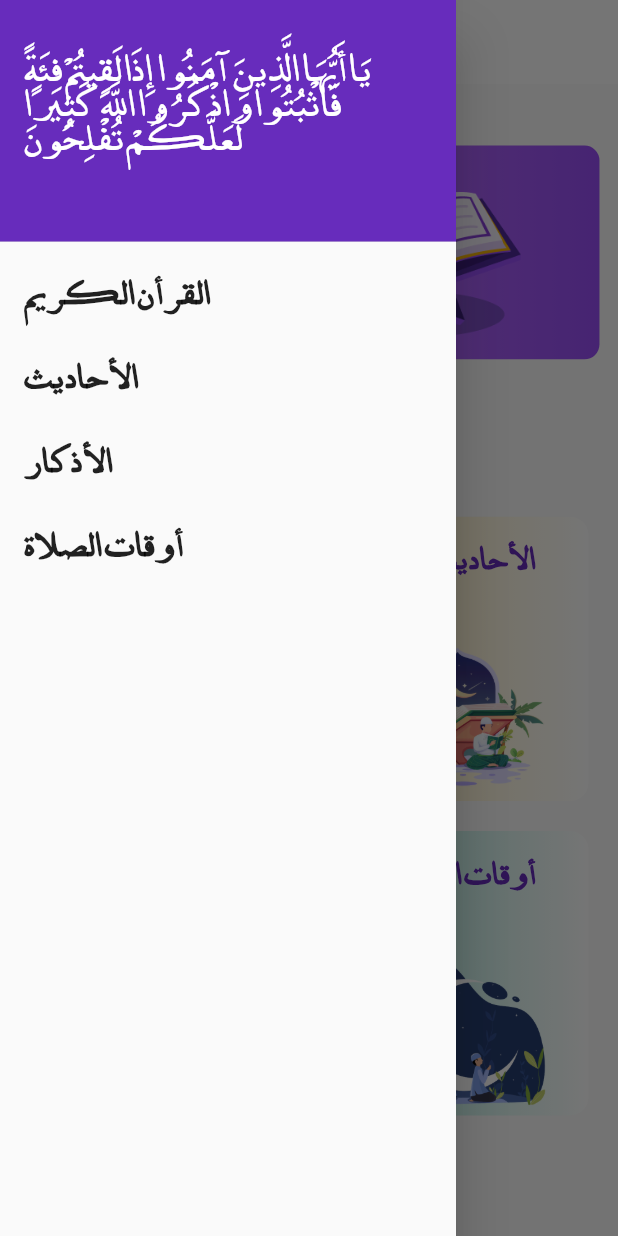
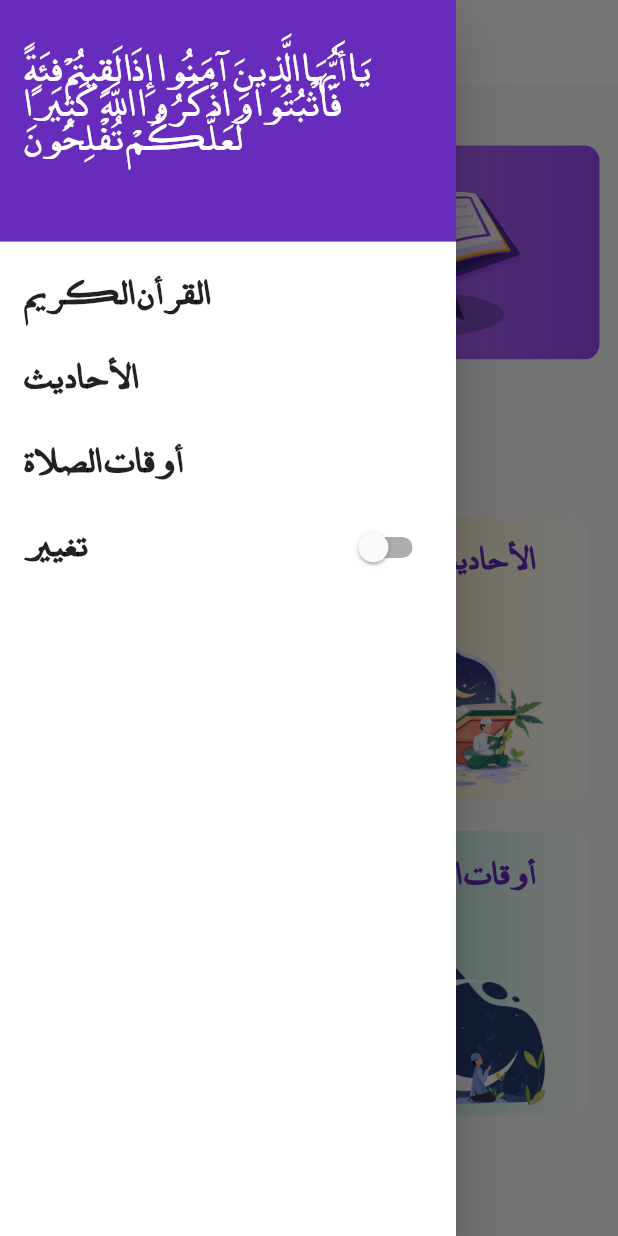
Before and after one commit to 18112001688/QuranApp, a Flutter app: the screen it shows after launch, with the side drawer open, on a phone screen of 412 x 824 dp. Run offline on Flutter 3.47's test engine with Material 2 defaults, Android fonts, the light colour scheme and no system bars; our stand-ins replace dartz, dio, flutter_bloc, get_it, go_router, shared_preferences; missing offline and left inert: quran; Roboto replaces fonts that are missing (poppins).

Commit message:
a Them mode created betwwen light and dark mode

```diff
--- /dev/null
+++ b/lib/Features/home/presentation/manager/Them/them_cubit.dart
@@ -0,0 +1,14 @@
+import 'package:flutter/material.dart';
+import 'package:flutter_bloc/flutter_bloc.dart';
+
+part 'them_state.dart';
+
+enum ThemeState { light, dark }
+
+class ThemeCubit extends Cubit<ThemeState> {
+  ThemeCubit() : super(ThemeState.light);
+
+  void toggleTheme() {
+    emit(state == ThemeState.light ? ThemeState.dark : ThemeState.light);
+  }
+}
--- /dev/null
+++ b/lib/Features/home/presentation/manager/Them/them_state.dart
@@ -0,0 +1,6 @@
+part of 'them_cubit.dart';
+
+@immutable
+class ThemState {}
+
+class ThemInitial extends ThemState {}
--- a/lib/Features/home/presentation/views/home_view.dart
+++ b/lib/Features/home/presentation/views/home_view.dart
@@ -13,23 +13,30 @@ class HomeView extends StatelessWidget {
   @override
   Widget build(BuildContext context) {
     return Scaffold(
+      backgroundColor: Theme.of(context).scaffoldBackgroundColor,
       key: _scaffoldKey,
       appBar: AppBar(
-        backgroundColor: Colors.white,
+        backgroundColor: Theme.of(context).brightness == Brightness.light
+            ? Colors.white
+            : const Color(0xff180B37),
         elevation: 0,
-        title: const Text(
+        title: Text(
           'My Quran',
           style: TextStyle(
-            color: primaryColor,
+            color: Theme.of(context).brightness == Brightness.light
+                ? primaryColor // Color for light mode
+                : Colors.white,
             fontSize: 30,
             fontWeight: FontWeight.w600,
             fontFamily: 'poppins',
           ),
         ),
         leading: IconButton(
-          icon: const Icon(
+          icon: Icon(
             Icons.menu,
-            color: primaryColor,
+            color: Theme.of(context).brightness == Brightness.light
+                ? primaryColor
+                : Colors.white,
           ),
           onPressed: () {
             _scaffoldKey.currentState?.openDrawer();
@@ -52,14 +59,16 @@ class HomeView extends StatelessWidget {
                   ],
                 ),
                 const CustomLastReadItem(),
-                const Padding(
-                  padding: EdgeInsets.only(top: 30, right: 10),
+                Padding(
+                  padding: const EdgeInsets.only(top: 30, right: 10),
                   child: Align(
                     alignment: Alignment.centerLeft,
                     child: Text(
                       'Popular',
                       style: TextStyle(
-                        color: primaryColor,
+                        color: Theme.of(context).brightness == Brightness.light
+                            ? primaryColor
+                            : Colors.white,
                         fontSize: 30,
                         fontFamily: 'poppins',
                       ),
--- a/lib/Features/home/widget/custom_drawer_menu.dart
+++ b/lib/Features/home/widget/custom_drawer_menu.dart
@@ -1,5 +1,7 @@
+import 'package:Qurane_app/Features/home/presentation/manager/Them/them_cubit.dart';
 import 'package:Qurane_app/core/constant/constent.dart';
 import 'package:flutter/material.dart';
+import 'package:flutter_bloc/flutter_bloc.dart';
 import 'package:go_router/go_router.dart';
 
 class CustomDrwer extends StatelessWidget {
@@ -8,14 +10,19 @@ class CustomDrwer extends StatelessWidget {
   @override
   Widget build(BuildContext context) {
     return Drawer(
+      backgroundColor: Theme.of(context).brightness == Brightness.light
+          ? Colors.white
+          : const Color(0xff180B37),
       child: ListView(
         padding: EdgeInsets.zero,
         children: [
-          const DrawerHeader(
+          DrawerHeader(
             decoration: BoxDecoration(
-              color: primaryColor,
+              color: Theme.of(context).brightness == Brightness.light
+                  ? primaryColor
+                  : const Color(0xff180B37),
             ),
-            child: Padding(
+            child: const Padding(
               padding: EdgeInsets.only(top: 20),
               child: Text(
                 "يَا أَيُّهَا الَّذِينَ آمَنُوا إِذَا لَقِيتُمْ فِئَةً فَاثْبُتُوا وَاذْكُرُوا اللَّهَ كَثِيرًا لَعَلَّكُمْ تُفْلِحُونَ",
@@ -55,19 +62,6 @@ class CustomDrwer extends StatelessWidget {
           ),
           ListTile(
             title: const Text(
-              'الأذكار',
-              style: TextStyle(
-                fontFamily: 'me_quran',
-                fontWeight: FontWeight.bold,
-                fontSize: 22,
-              ),
-            ),
-            onTap: () {
-              GoRouter.of(context).push('/AzkarView');
-            },
-          ),
-          ListTile(
-            title: const Text(
               'أوقات الصلاة',
               style: TextStyle(
                 fontFamily: 'me_quran',
@@ -79,6 +73,20 @@ class CustomDrwer extends StatelessWidget {
               GoRouter.of(context).push('/PrayTimeView');
             },
           ),
+          SwitchListTile(
+            title: const Text(
+              'تغيير',
+              style: TextStyle(
+                fontFamily: 'me_quran',
+                fontWeight: FontWeight.bold,
+                fontSize: 22,
+              ),
+            ),
+            value: context.watch<ThemeCubit>().state == ThemeState.dark,
+            onChanged: (value) {
+              BlocProvider.of<ThemeCubit>(context).toggleTheme();
+            },
+          ),
         ],
       ),
     );
--- a/lib/Features/home/widget/custom_last_read_item.dart
+++ b/lib/Features/home/widget/custom_last_read_item.dart
@@ -1,4 +1,4 @@
-import 'package:Qurane_app/Features/home/presentation/manager/cubit/last_read_ayah_cubit.dart';
+import 'package:Qurane_app/Features/home/presentation/manager/last_read_cubit/last_read_ayah_cubit.dart';
 import 'package:Qurane_app/core/utlity/custom_error_widget.dart';
 import 'package:Qurane_app/core/utlity/images.dart';
 import 'package:flutter/material.dart';
--- a/lib/Features/quranreadingview/presentation/ayah_reading_view.dart
+++ b/lib/Features/quranreadingview/presentation/ayah_reading_view.dart
@@ -11,7 +11,9 @@ class AyahReadingView extends StatelessWidget {
     final List<String> ayahs = surahText.split('\n');
 
     return Scaffold(
-      backgroundColor: const Color(0xffFFEECC),
+      backgroundColor: Theme.of(context).brightness == Brightness.light
+          ? const Color(0xffFFEECC)
+          : const Color(0xff180B37),
       appBar: AppBar(
         backgroundColor: primaryColor,
         title: const Text(
--- a/lib/Features/quranreadingview/presentation/quran_reading_view.dart
+++ b/lib/Features/quranreadingview/presentation/quran_reading_view.dart
@@ -1,4 +1,4 @@
-import 'package:Qurane_app/Features/home/presentation/manager/cubit/last_read_ayah_cubit.dart';
+import 'package:Qurane_app/Features/home/presentation/manager/last_read_cubit/last_read_ayah_cubit.dart';
 import 'package:Qurane_app/Features/quranreadingview/widgets/quran_ayah_item.dart';
 import 'package:Qurane_app/core/constant/constent.dart';
 import 'package:flutter/material.dart';
--- a/lib/main.dart
+++ b/lib/main.dart
@@ -1,8 +1,10 @@
-import 'package:Qurane_app/Features/home/presentation/manager/cubit/last_read_ayah_cubit.dart';
+import 'package:Qurane_app/Features/home/presentation/manager/Them/them_cubit.dart';
 import 'package:flutter/material.dart';
 import 'package:Qurane_app/core/utlity/app_router.dart';
 import 'package:Qurane_app/core/utlity/service_locater.dart';
 import 'package:flutter_bloc/flutter_bloc.dart';
+
+import 'Features/home/presentation/manager/last_read_cubit/last_read_ayah_cubit.dart';
 
 void main() {
   setupServiceLocater();
@@ -15,11 +17,28 @@ class MyApp extends StatelessWidget {
   // This widget is the root of your application.
   @override
   Widget build(BuildContext context) {
-    return BlocProvider(
-      create: (context) => LastReadAyahCubit(),
-      child: MaterialApp.router(
-        routerConfig: AppRouter.router,
-        debugShowCheckedModeBanner: false,
+    return MultiBlocProvider(
+      providers: [
+        BlocProvider(
+          create: (context) => LastReadAyahCubit(),
+        ),
+        BlocProvider(
+          create: (context) => ThemeCubit(),
+        ),
+      ],
+      child: BlocBuilder<ThemeCubit, ThemeState>(
+        builder: (context, state) {
+          return MaterialApp.router(
+            routerConfig: AppRouter.router,
+            debugShowCheckedModeBanner: false,
+            theme: ThemeData.light(),
+            darkTheme: ThemeData.dark().copyWith(
+              scaffoldBackgroundColor: const Color(0xff180B37),
+            ),
+            themeMode:
+                state == ThemeState.dark ? ThemeMode.dark : ThemeMode.light,
+          );
+        },
       ),
     );
   }
```
Also changed, not shown: lib/Features/home/presentation/manager/last_read_cubit/last_read_ayah_cubit.dart (renamed from lib/Features/home/presentation/manager/cubit/last_read_ayah_cubit.dart), lib/Features/home/presentation/manager/last_read_cubit/last_read_ayah_state.dart (renamed from lib/Features/home/presentation/manager/cubit/last_read_ayah_state.dart).
